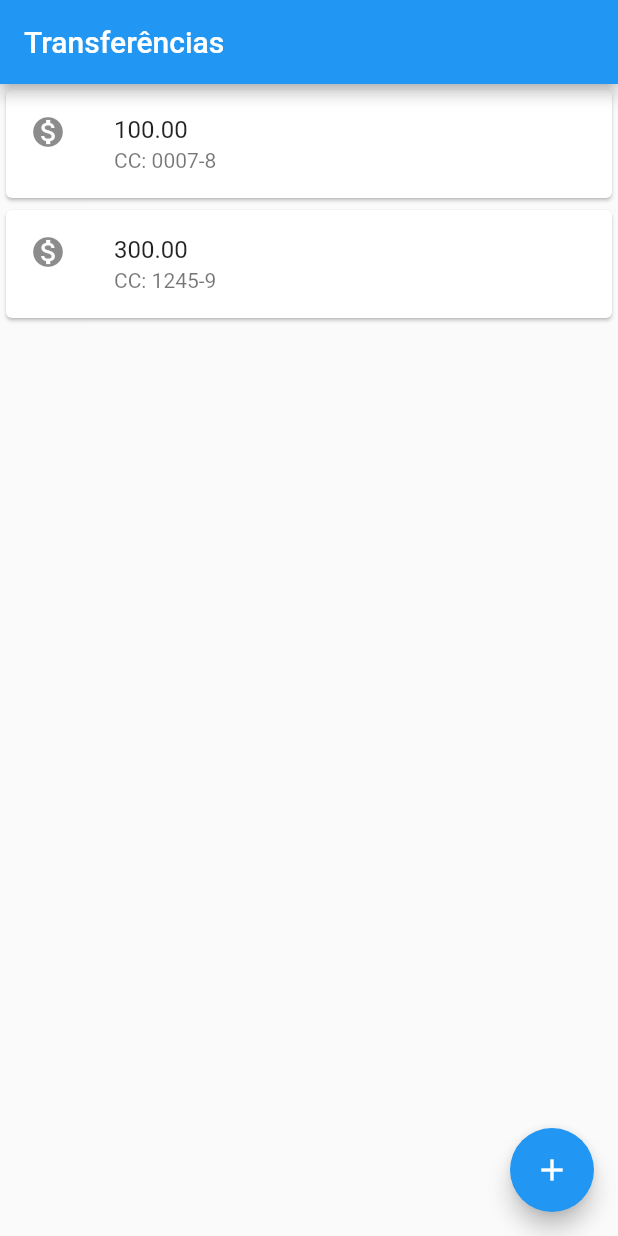
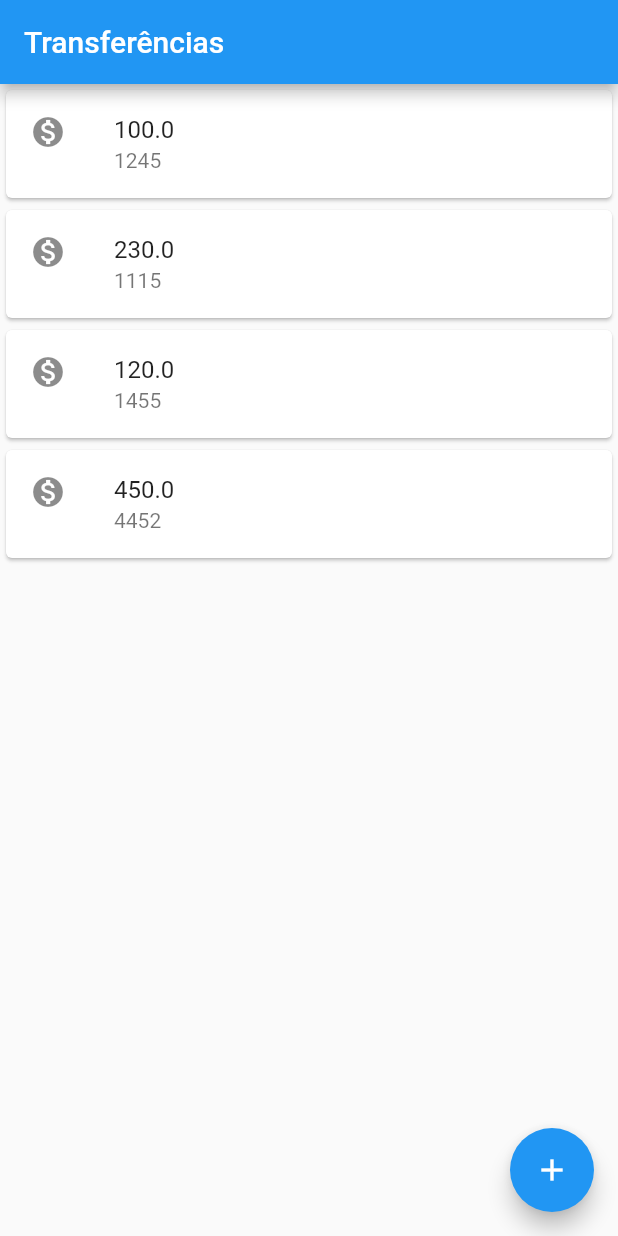
Before and after one commit to guilhermepaiva/bytebank, a Flutter app: the screen it shows after launch, on a phone screen of 412 x 824 dp. Run offline on Flutter 3.47's test engine with Material 2 defaults, Android fonts, the phone set to English and light mode, and no system bars.

Commit message:
some refactoring code

```diff
--- a/lib/main.dart
+++ b/lib/main.dart
@@ -4,24 +4,7 @@ void main() {
   runApp(
     MaterialApp(
       home: Scaffold(
-        body: Column(
-          children: <Widget>[
-            Card(
-              child: ListTile(
-                leading: Icon(Icons.monetization_on),
-                title: Text('100.00'),
-                subtitle: Text('CC: 0007-8'),
-              )
-            ),
-            Card(
-              child: ListTile(
-                leading: Icon(Icons.monetization_on),
-                title: Text('300.00'),
-                subtitle: Text('CC: 1245-9'),
-              )
-            ),
-          ],
-        ),
+        body: ListaTransferencias(),
         appBar: AppBar(title: Text('Transferências'),),
         floatingActionButton: FloatingActionButton(
           child: Icon(Icons.add),
@@ -30,3 +13,42 @@ void main() {
     )
   );
 }
+
+class ListaTransferencias extends StatelessWidget {
+  @override
+  Widget build(BuildContext context) {
+    return Column(
+      children: <Widget>[
+        ItemTransferencia(Transferencia(100.00, 1245)),
+        ItemTransferencia(Transferencia(230.00, 1115)),
+        ItemTransferencia(Transferencia(120.00, 1455)),
+        ItemTransferencia(Transferencia(450.00, 4452)),
+      ],
+    );
+  }
+}
+
+class ItemTransferencia extends StatelessWidget {
+
+  final Transferencia _transferencia;
+
+  ItemTransferencia(this._transferencia);
+
+  @override
+  Widget build(BuildContext context) {
+    return Card(
+        child: ListTile(
+          leading: Icon(Icons.monetization_on),
+          title: Text(_transferencia.valor.toString()),
+          subtitle: Text(_transferencia.numeroConta.toString()),
+        )
+    );
+  }
+}
+
+class Transferencia {
+  final double valor;
+  final int numeroConta;
+
+  Transferencia(this.valor, this.numeroConta);
+}
```
